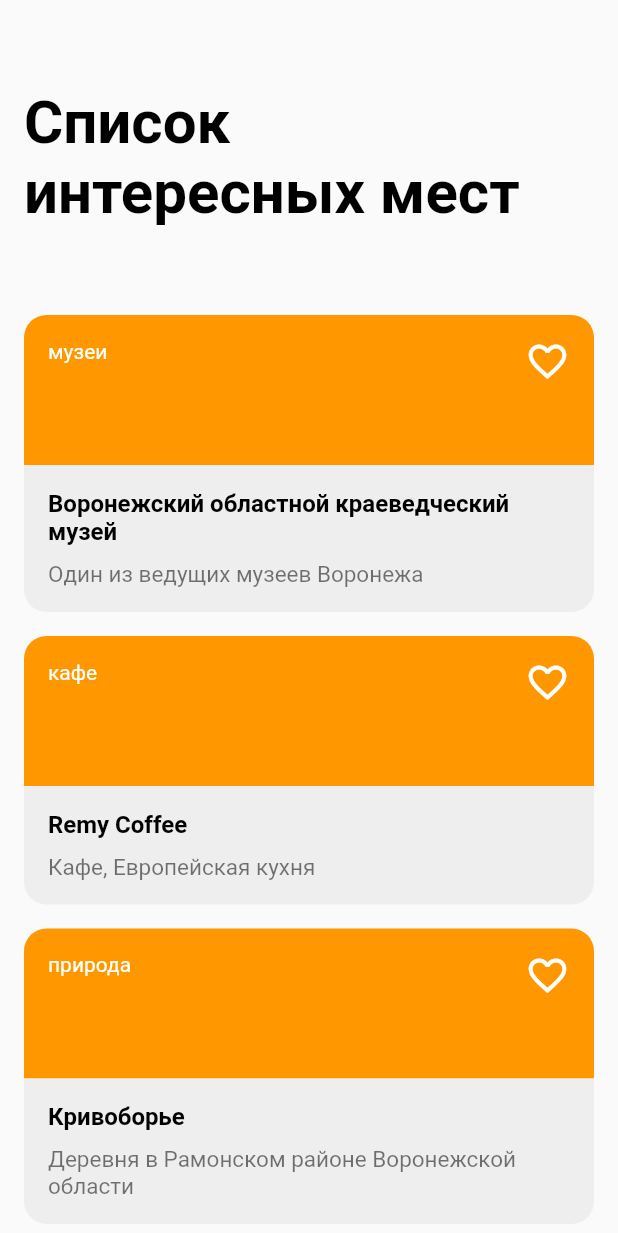
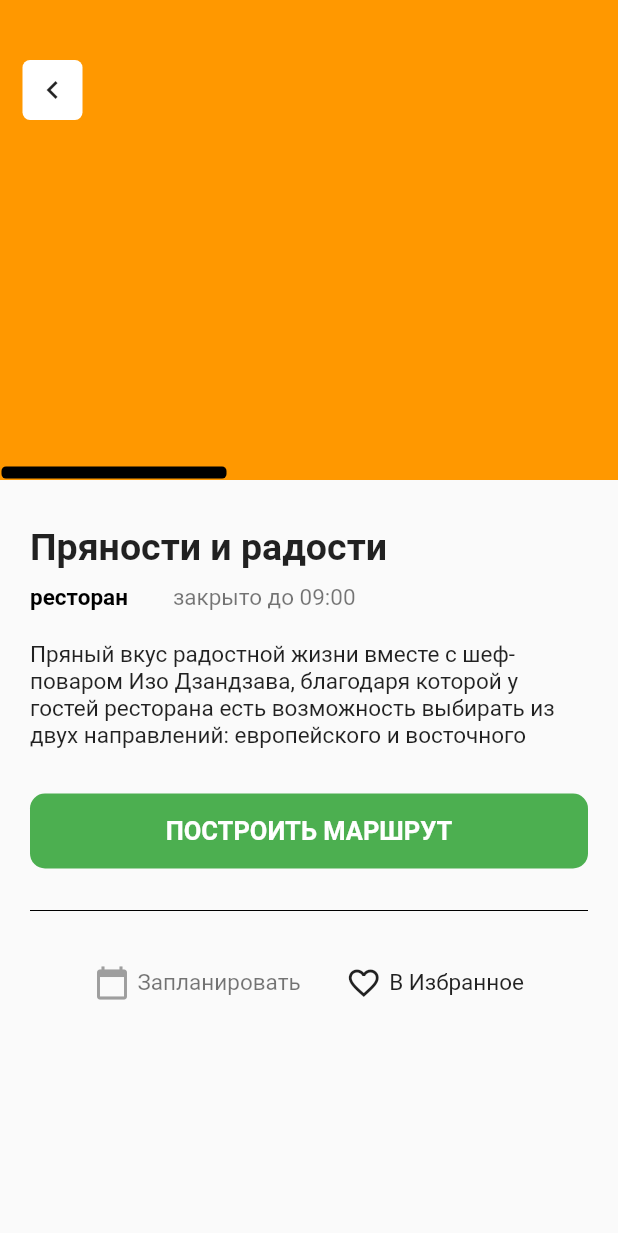
Before and after one commit to PolinaYudina1990/flutter-course-project, a Flutter app: the screen it shows after launch, on a phone screen of 412 x 824 dp. Shown: the top 1233 px of the screen. Run offline on Flutter 3.47's test engine with Material 2 defaults, Android fonts, the phone set to English and light mode, and no system bars.

Commit message:
ex-4.6.3
ex-4.6.3

```diff
--- /dev/null
+++ b/lib/domain/details.dart
@@ -0,0 +1,12 @@
+class SightDetails {
+  final String name;
+  final String type;
+  final String workHours;
+  final String details;
+  SightDetails({
+    this.name,
+    this.type,
+    this.workHours,
+    this.details,
+  });
+}
--- a/lib/main.dart
+++ b/lib/main.dart
@@ -1,5 +1,8 @@
 import 'package:flutter/material.dart';
+import 'package:places/ui/screen/Sight_details.dart';
 import 'package:places/ui/sight_list_screen.dart';
+import 'domain/details.dart';
+import 'mocks.dart';
 
 void main() {
   runApp(MyApp());
@@ -14,7 +17,8 @@ class MyApp extends StatelessWidget {
       theme: ThemeData(
         visualDensity: VisualDensity.adaptivePlatformDensity,
       ),
-      home: SightListScreen(),
+      home: SightDetail(description: mocksDetails),
+      //home: SightListScreen(),
     );
   }
 }
--- a/lib/mocks.dart
+++ b/lib/mocks.dart
@@ -1,3 +1,5 @@
+import 'package:places/domain/details.dart';
+
 import 'domain/sight.dart';
 
 final List<Sight> mocks = [
@@ -26,3 +28,11 @@ final List<Sight> mocks = [
     type: 'природа',
   )
 ];
+
+final mocksDetails = SightDetails(
+  name: 'Пряности и радости',
+  details:
+      'Пряный вкус радостной жизни вместе с шеф-поваром Изо Дзандзава, благодаря которой у гостей ресторана есть возможность выбирать из двух направлений: европейского и восточного',
+  type: 'ресторан',
+  workHours: 'закрыто до 09:00',
+);
--- /dev/null
+++ b/lib/res/colors.dart
@@ -0,0 +1,17 @@
+import 'package:flutter/material.dart';
+
+const Color boxDescription = _grey,
+    appBarColor = _transparent,
+    colorPrimary = _orange,
+    navButtonColor = _green,
+    darkGrey = _darkGrey,
+    dividerColor = _black,
+    backgroundColor = _white;
+
+const Color _transparent = Colors.transparent,
+    _orange = Colors.orange,
+    _grey = Color(0xFFEEEEEE),
+    _green = Colors.green,
+    _white = Colors.white,
+    _darkGrey = Colors.grey,
+    _black = Color(0xFF000000);
--- a/lib/res/text_styles.dart
+++ b/lib/res/text_styles.dart
@@ -6,8 +6,19 @@ TextStyle _text = const TextStyle(
 
 final titleText = _text.copyWith(
     color: Colors.black, fontSize: 40, fontWeight: FontWeight.bold);
-final textReg16 = _text.copyWith(
+final textReg16bold = _text.copyWith(
     color: Colors.black, fontSize: 16, fontWeight: FontWeight.w600);
 final textReg15desc = _text.copyWith(
     color: Colors.black54, fontSize: 15, fontWeight: FontWeight.w400);
 final textReg14 = _text.copyWith(color: Colors.white, fontSize: 14);
+
+final textMedium20 = _text.copyWith(
+    color: Colors.black87, fontSize: 25, fontWeight: FontWeight.bold);
+
+final textReg15bold = _text.copyWith(
+    color: Colors.black, fontSize: 15, fontWeight: FontWeight.w700);
+
+final textReg15 = _text.copyWith(
+  color: Colors.black87,
+  fontSize: 15,
+);
--- /dev/null
+++ b/lib/ui/screen/Sight_details.dart
@@ -0,0 +1,195 @@
+import 'package:flutter/material.dart';
+import 'package:places/domain/details.dart';
+
+import 'package:places/res/Text_styles.dart';
+import 'package:places/res/colors.dart';
+
+class SightDetail extends StatelessWidget {
+  final SightDetails description;
+  const SightDetail({this.description});
+
+  @override
+  Widget build(BuildContext context) {
+    return Scaffold(
+      appBar: AppBar(
+        elevation: 0,
+        toolbarHeight: 320,
+        backgroundColor: appBarColor,
+        flexibleSpace: Stack(
+          children: [
+            Container(color: colorPrimary),
+            Positioned(
+              top: 40,
+              left: 15,
+              child: AppBarBackButton(),
+            ),
+            Positioned(
+              bottom: 1,
+              left: 1,
+              child: Container(
+                decoration: BoxDecoration(
+                  color: dividerColor,
+                  borderRadius: const BorderRadius.all(
+                    Radius.circular(3),
+                  ),
+                ),
+                width: 150,
+                height: 8,
+              ),
+            ),
+          ],
+        ),
+      ),
+      body: SafeArea(
+        child: SingleChildScrollView(
+          child: Container(
+            padding: EdgeInsets.symmetric(horizontal: 20),
+            child: Column(
+              crossAxisAlignment: CrossAxisAlignment.stretch,
+              children: [
+                SizedBox(
+                  height: 30,
+                ),
+                Text('${description.name}', style: textMedium20),
+                SizedBox(
+                  height: 10,
+                ),
+                Row(
+                  children: [
+                    Text('${description.type}', style: textReg15bold),
+                    SizedBox(
+                      width: 30,
+                    ),
+                    Text('${description.workHours}', style: textReg15desc),
+                  ],
+                ),
+                SizedBox(
+                  height: 20,
+                ),
+                Text('${description.details}', style: textReg15),
+                SizedBox(
+                  height: 30,
+                ),
+                NavigationButton(),
+                SizedBox(
+                  height: 20,
+                ),
+                Divider(color: dividerColor),
+                SizedBox(
+                  height: 20,
+                ),
+                Row(
+                  //mainAxisSize: MainAxisSize.max,
+                  mainAxisAlignment: MainAxisAlignment.center,
+                  //crossAxisAlignment: CrossAxisAlignment.stretch,
+                  children: [
+                    PlanButton(),
+                    SizedBox(
+                      width: 30,
+                    ),
+                    FavoriteButton(),
+                  ],
+                )
+              ],
+            ),
+          ),
+        ),
+      ),
+    );
+  }
+}
+
+class AppBarBackButton extends StatelessWidget {
+  const AppBarBackButton({Key key}) : super(key: key);
+
+  @override
+  Widget build(BuildContext context) {
+    return Container(
+      width: 40,
+      height: 40,
+      decoration: BoxDecoration(
+        color: backgroundColor,
+        borderRadius: const BorderRadius.all(
+          Radius.circular(5),
+        ),
+      ),
+      child: Center(
+          child: IconButton(
+        onPressed: () {},
+        icon: Icon(Icons.keyboard_arrow_left),
+      )),
+    );
+  }
+}
+
+class NavigationButton extends StatelessWidget {
+  const NavigationButton({Key key}) : super(key: key);
+
+  @override
+  Widget build(BuildContext context) {
+    return Container(
+      height: 50,
+      width: double.infinity,
+      decoration: BoxDecoration(
+        color: navButtonColor,
+        borderRadius: const BorderRadius.all(
+          Radius.circular(10),
+        ),
+      ),
+      child: Center(
+        child: Text(
+          'ПОСТРОИТЬ МАРШРУТ',
+          style: TextStyle(
+            color: backgroundColor,
+            fontWeight: FontWeight.bold,
+            fontSize: 17,
+          ),
+        ),
+      ),
+    );
+  }
+}
+
+class PlanButton extends StatelessWidget {
+  const PlanButton({
+    Key key,
+  }) : super(key: key);
+
+  @override
+  Widget build(BuildContext context) {
+    return Container(
+      height: 40,
+      child: Row(
+        children: [
+          Icon(Icons.calendar_today, color: darkGrey),
+          SizedBox(
+            width: 5,
+          ),
+          Text('Запланировать', style: textReg15desc)
+        ],
+      ),
+    );
+  }
+}
+
+class FavoriteButton extends StatelessWidget {
+  const FavoriteButton({
+    Key key,
+  }) : super(key: key);
+
+  @override
+  Widget build(BuildContext context) {
+    return Container(
+      height: 40,
+      child: Row(
+        children: [
+          Icon(Icons.favorite_border),
+          SizedBox(
+            width: 5,
+          ),
+          Text('В Избранное', style: textReg15)
+        ],
+      ),
+    );
+  }
+}
--- a/lib/ui/screen/sight_card.dart
+++ b/lib/ui/screen/sight_card.dart
@@ -1,6 +1,7 @@
 import 'package:flutter/material.dart';
 import 'package:places/domain/sight.dart';
 import 'package:places/res/Text_styles.dart';
+import 'package:places/res/colors.dart';
 
 //import 'package:places/mocks.dart';
 
@@ -25,7 +26,7 @@ class SightCard extends StatelessWidget {
   Widget _descriptionBox() {
     return Container(
       decoration: BoxDecoration(
-        color: Colors.grey[200],
+        color: boxDescription,
         borderRadius: const BorderRadius.only(
           bottomLeft: const Radius.circular(15),
           bottomRight: const Radius.circular(15),
@@ -38,7 +39,7 @@ class SightCard extends StatelessWidget {
         children: [
           Text(
             '${sight.name}',
-            style: textReg16,
+            style: textReg16bold,
           ),
           SizedBox(
             height: 10,
@@ -59,7 +60,7 @@ class SightCard extends StatelessWidget {
           //image
           height: Height,
           decoration: BoxDecoration(
-            color: Colors.orange,
+            color: colorPrimary,
             borderRadius: const BorderRadius.only(
               topLeft: const Radius.circular(15),
               topRight: const Radius.circular(15),
@@ -77,7 +78,7 @@ class SightCard extends StatelessWidget {
           //!button to visit
           top: 16,
           right: 16,
-          child: Icon(Icons.favorite_outline, size: 30, color: Colors.white),
+          child: Icon(Icons.favorite_outline, size: 30, color: backgroundColor),
         ),
       ],
     );
--- a/lib/ui/sight_list_screen.dart
+++ b/lib/ui/sight_list_screen.dart
@@ -1,6 +1,7 @@
 import 'package:flutter/material.dart';
 import 'package:places/domain/sight.dart';
 import 'package:places/res/Text_styles.dart';
+import 'package:places/res/colors.dart';
 import 'package:places/ui/screen/sight_card.dart';
 import 'package:places/mocks.dart';
 
@@ -20,7 +21,7 @@ class _SightListScreenState extends State<SightListScreen> {
       appBar: AppBar(
         toolbarHeight: 210,
         elevation: 0,
-        backgroundColor: Colors.transparent,
+        backgroundColor: appBarColor,
         title: Text(
           'Список \nинтересных мест',
           textAlign: TextAlign.left,
```
Also changed, not shown: lib/res/fonts/Roboto-Bold.ttf (renamed from res/fonts/Roboto-Bold.ttf).
